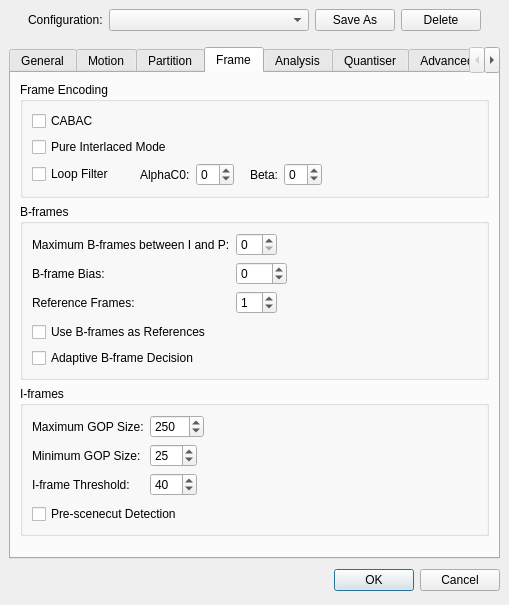
Old version of the form branches/avidemux_2.5_branch_gruntster/plugins/ADM_videoEncoder/ADM_vidEnc_x264/qt4/x264ConfigDialog.ui in the repository BackupTheBerlios/avidemux-svn.
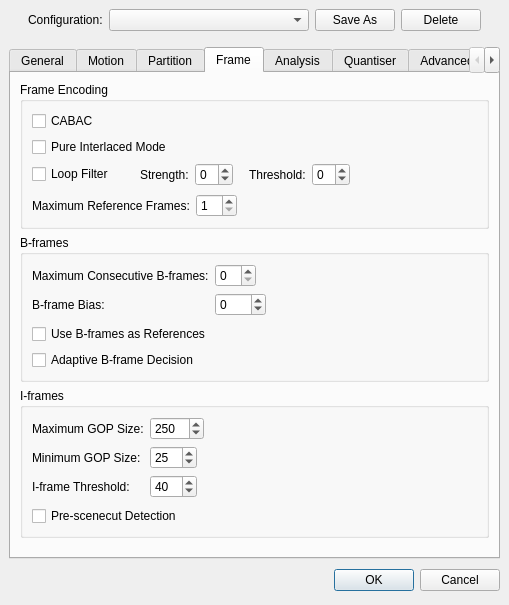
New version of the form. The open tabs and pages were chosen to show the change.

What changed in the file:
```diff
--- a/branches/avidemux_2.5_branch_gruntster/plugins/ADM_videoEncoder/ADM_vidEnc_x264/qt4/x264ConfigDialog.ui
+++ b/branches/avidemux_2.5_branch_gruntster/plugins/ADM_videoEncoder/ADM_vidEnc_x264/qt4/x264ConfigDialog.ui
@@ -9,7 +9,7 @@
     <x>0</x>
     <y>0</y>
     <width>509</width>
-    <height>556</height>
+    <height>530</height>
    </rect>
   </property>
   <property name="windowTitle" >
@@ -1535,7 +1535,7 @@
                 <item>
                  <widget class="QLabel" name="alphaC0Label" >
                   <property name="text" >
-                   <string>AlphaC0:</string>
+                   <string>Strength:</string>
                   </property>
                  </widget>
                 </item>
@@ -1568,7 +1568,7 @@
                 <item>
                  <widget class="QLabel" name="betaLabel" >
                   <property name="text" >
-                   <string>Beta:</string>
+                   <string>Threshold:</string>
                   </property>
                  </widget>
                 </item>
@@ -1604,6 +1604,75 @@
             </item>
            </layout>
           </item>
+          <item>
+           <spacer>
+            <property name="orientation" >
+             <enum>Qt::Vertical</enum>
+            </property>
+            <property name="sizeType" >
+             <enum>QSizePolicy::Fixed</enum>
+            </property>
+            <property name="sizeHint" >
+             <size>
+              <width>20</width>
+              <height>2</height>
+             </size>
+            </property>
+           </spacer>
+          </item>
+          <item>
+           <layout class="QHBoxLayout" >
+            <property name="margin" >
+             <number>0</number>
+            </property>
+            <property name="spacing" >
+             <number>6</number>
+            </property>
+            <item>
+             <widget class="QLabel" name="label_30" >
+              <property name="text" >
+               <string>Maximum Reference Frames:</string>
+              </property>
+             </widget>
+            </item>
+            <item>
+             <layout class="QHBoxLayout" >
+              <property name="margin" >
+               <number>0</number>
+              </property>
+              <property name="spacing" >
+               <number>6</number>
+              </property>
+              <item>
+               <widget class="QSpinBox" name="refFramesSpinBox" >
+                <property name="maximum" >
+                 <number>16</number>
+                </property>
+                <property name="minimum" >
+                 <number>1</number>
+                </property>
+               </widget>
+              </item>
+              <item>
+               <spacer>
+                <property name="orientation" >
+                 <enum>Qt::Horizontal</enum>
+                </property>
+                <property name="sizeType" >
+                 <enum>QSizePolicy::MinimumExpanding</enum>
+                </property>
+                <property name="sizeHint" >
+                 <size>
+                  <width>10</width>
+                  <height>20</height>
+                 </size>
+                </property>
+               </spacer>
+              </item>
+             </layout>
+            </item>
+           </layout>
+          </item>
          </layout>
         </widget>
        </item>
@@ -1627,74 +1696,12 @@
             <property name="spacing" >
              <number>6</number>
             </property>
-            <item row="0" column="1" >
-             <layout class="QHBoxLayout" >
-              <property name="margin" >
-               <number>0</number>
+            <item row="0" column="0" >
+             <widget class="QLabel" name="label_31" >
+              <property name="text" >
+               <string>Maximum Consecutive B-frames:</string>
               </property>
-              <property name="spacing" >
-               <number>6</number>
-              </property>
-              <item>
-               <widget class="QSpinBox" name="maxBFramesSpinBox" >
-                <property name="maximum" >
-                 <number>15</number>
-                </property>
-               </widget>
-              </item>
-              <item>
-               <spacer>
-                <property name="orientation" >
-                 <enum>Qt::Horizontal</enum>
-                </property>
-                <property name="sizeType" >
-                 <enum>QSizePolicy::MinimumExpanding</enum>
-                </property>
-                <property name="sizeHint" >
-                 <size>
-                  <width>10</width>
-                  <height>20</height>
-                 </size>
-                </property>
-               </spacer>
-              </item>
-             </layout>
-            </item>
-            <item row="1" column="1" >
-             <layout class="QHBoxLayout" >
-              <property name="margin" >
-               <number>0</number>
-              </property>
-              <property name="spacing" >
-               <number>6</number>
-              </property>
-              <item>
-               <widget class="QSpinBox" name="BFrameBiasSpinBox" >
-                <property name="maximum" >
-                 <number>100</number>
-                </property>
-                <property name="minimum" >
-                 <number>-100</number>
-                </property>
-               </widget>
-              </item>
-              <item>
-               <spacer>
-                <property name="orientation" >
-                 <enum>Qt::Horizontal</enum>
-                </property>
-                <property name="sizeType" >
-                 <enum>QSizePolicy::MinimumExpanding</enum>
-                </property>
-                <property name="sizeHint" >
-                 <size>
-                  <width>10</width>
-                  <height>20</height>
-                 </size>
-                </property>
-               </spacer>
-              </item>
-             </layout>
+             </widget>
             </item>
             <item row="1" column="0" >
              <widget class="QLabel" name="label_29" >
@@ -1703,21 +1710,43 @@
               </property>
              </widget>
             </item>
-            <item row="2" column="0" >
-             <widget class="QLabel" name="label_30" >
-              <property name="text" >
-               <string>Reference Frames:</string>
+            <item row="1" column="1" >
+             <layout class="QHBoxLayout" >
+              <property name="margin" >
+               <number>0</number>
               </property>
-             </widget>
-            </item>
-            <item row="0" column="0" >
-             <widget class="QLabel" name="label_31" >
-              <property name="text" >
-               <string>Maximum B-frames between I and P:</string>
+              <property name="spacing" >
+               <number>6</number>
               </property>
-             </widget>
+              <item>
+               <widget class="QSpinBox" name="BFrameBiasSpinBox" >
+                <property name="maximum" >
+                 <number>100</number>
+                </property>
+                <property name="minimum" >
+                 <number>-100</number>
+                </property>
+               </widget>
+              </item>
+              <item>
+               <spacer>
+                <property name="orientation" >
+                 <enum>Qt::Horizontal</enum>
+                </property>
+                <property name="sizeType" >
+                 <enum>QSizePolicy::MinimumExpanding</enum>
+                </property>
+                <property name="sizeHint" >
+                 <size>
+                  <width>10</width>
+                  <height>20</height>
+                 </size>
+                </property>
+               </spacer>
+              </item>
+             </layout>
             </item>
-            <item row="2" column="1" >
+            <item row="0" column="1" >
              <layout class="QHBoxLayout" >
               <property name="margin" >
                <number>0</number>
@@ -1726,13 +1755,10 @@
                <number>6</number>
               </property>
               <item>
-               <widget class="QSpinBox" name="refFramesSpinBox" >
+               <widget class="QSpinBox" name="maxBFramesSpinBox" >
                 <property name="maximum" >
                  <number>16</number>
                 </property>
-                <property name="value" >
-                 <number>1</number>
-                </property>
                </widget>
               </item>
               <item>
```
Left out of the diff: 22 changed lines with no effect on the pictures.
